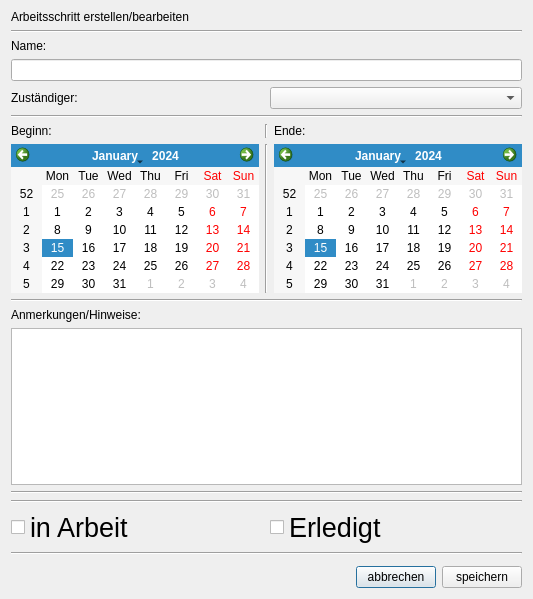
Old version of the form src/ui/processdialog.ui in the repository kkegel/WorkFlow.
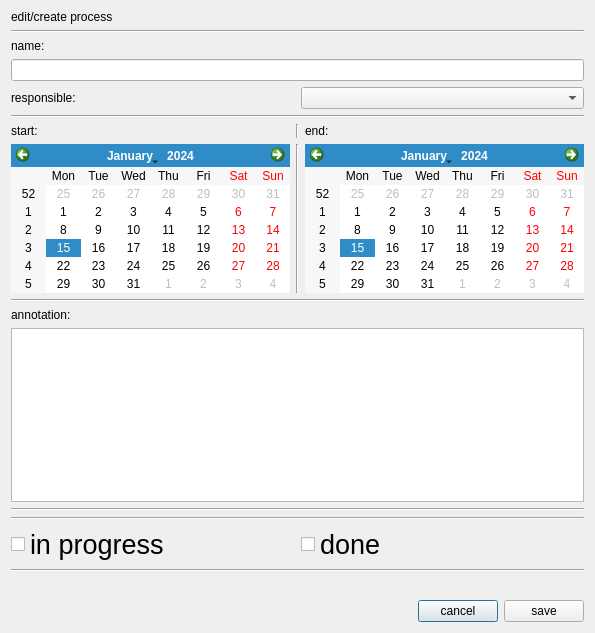
New version of the form.

```diff
--- a/src/ui/processdialog.ui
+++ b/src/ui/processdialog.ui
@@ -6,8 +6,8 @@
    <rect>
     <x>0</x>
     <y>0</y>
-    <width>532</width>
-    <height>599</height>
+    <width>595</width>
+    <height>633</height>
    </rect>
   </property>
   <property name="windowTitle">
@@ -20,7 +20,7 @@
    <item>
     <widget class="QLabel" name="label_5">
      <property name="text">
-      <string>Arbeitsschritt erstellen/bearbeiten</string>
+      <string>edit/create process</string>
      </property>
     </widget>
    </item>
@@ -34,7 +34,7 @@
    <item>
     <widget class="QLabel" name="label">
      <property name="text">
-      <string>Name:</string>
+      <string>name:</string>
      </property>
     </widget>
    </item>
@@ -49,7 +49,7 @@
      <item>
       <widget class="QLabel" name="label_4">
        <property name="text">
-        <string>Zuständiger:</string>
+        <string>responsible:</string>
        </property>
       </widget>
      </item>
@@ -73,7 +73,7 @@
      <item>
       <widget class="QLabel" name="label_3">
        <property name="text">
-        <string>Beginn:</string>
+        <string>start:</string>
        </property>
       </widget>
      </item>
@@ -87,7 +87,7 @@
      <item>
       <widget class="QLabel" name="label_2">
        <property name="text">
-        <string>Ende:</string>
+        <string>end:</string>
        </property>
       </widget>
      </item>
@@ -123,7 +123,7 @@
    <item>
     <widget class="QLabel" name="label_6">
      <property name="text">
-      <string>Anmerkungen/Hinweise:</string>
+      <string>annotation:</string>
      </property>
     </widget>
    </item>
@@ -157,7 +157,7 @@
         </font>
        </property>
        <property name="text">
-        <string>in Arbeit</string>
+        <string>in progress</string>
        </property>
       </widget>
      </item>
@@ -172,7 +172,7 @@
         <string notr="true"/>
        </property>
        <property name="text">
-        <string>Erledigt</string>
+        <string>done</string>
        </property>
        <property name="iconSize">
         <size>
@@ -222,14 +222,14 @@
      <item>
       <widget class="QPushButton" name="pb_cancel">
        <property name="text">
-        <string>abbrechen</string>
+        <string>cancel</string>
        </property>
       </widget>
      </item>
      <item>
       <widget class="QPushButton" name="pb_save">
        <property name="text">
-        <string>speichern</string>
+        <string>save</string>
        </property>
       </widget>
      </item>
```
